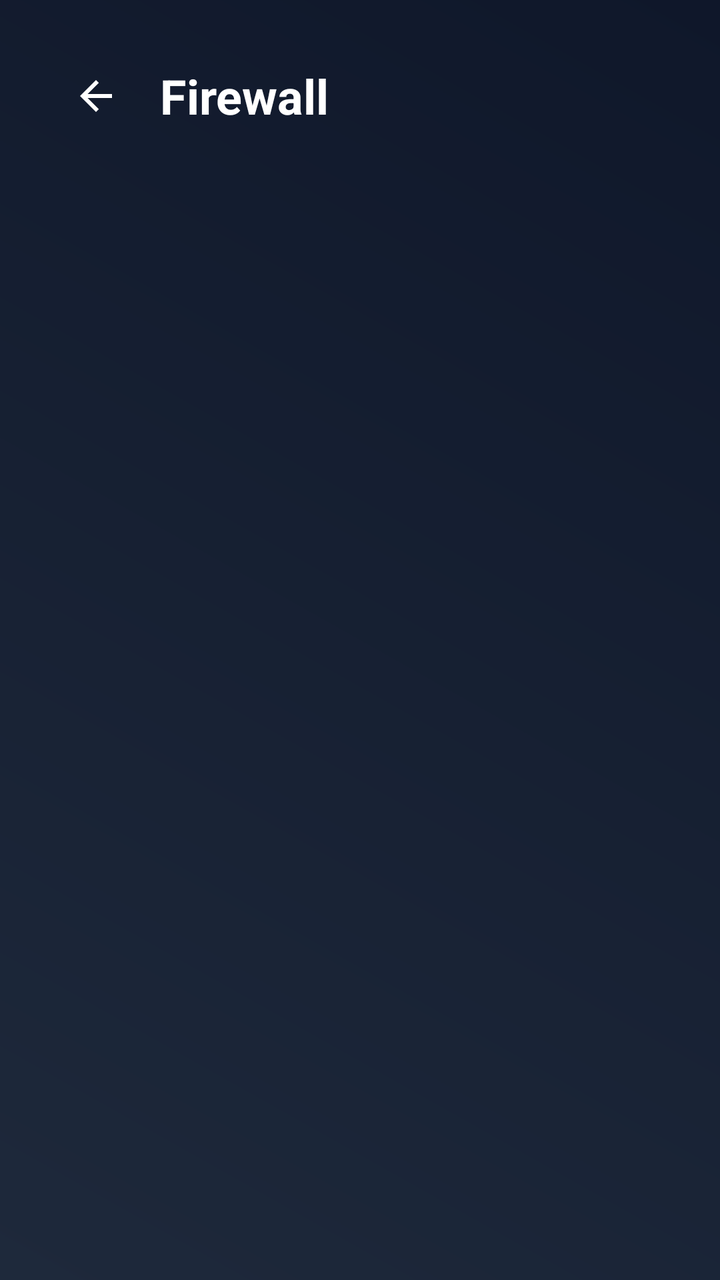
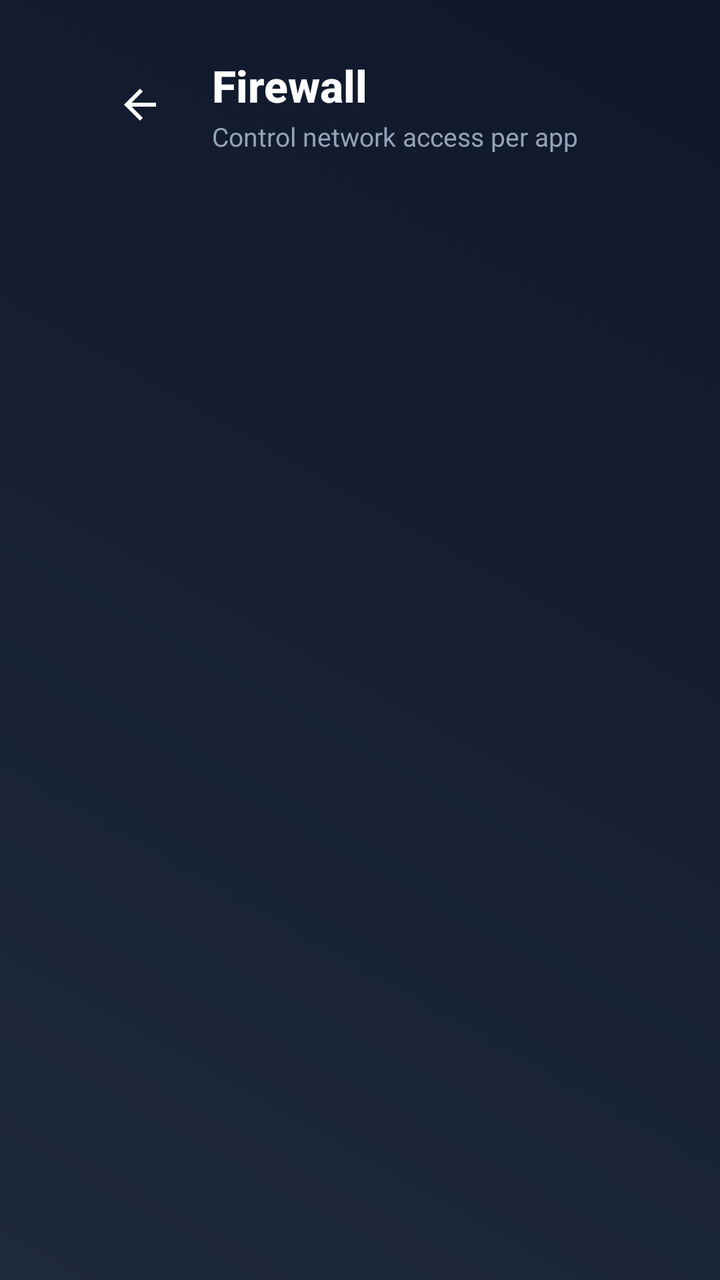

An Android layout rendered at two revisions. The XML below is the earlier revision; the diff shows what the commit changed to produce the second picture.
<!-- AndroidManifest.xml: activity theme Theme.VortexTV -->
<!-- res/layout/activity_firewall.xml -->
<?xml version="1.0" encoding="utf-8"?>
<androidx.constraintlayout.widget.ConstraintLayout xmlns:android="http://schemas.android.com/apk/res/android"
    xmlns:app="http://schemas.android.com/apk/res-auto"
    xmlns:tools="http://schemas.android.com/tools"
    android:layout_width="match_parent"
    android:layout_height="match_parent"
    android:background="@drawable/bg_main"
    android:padding="24dp">

    
    <LinearLayout
        android:id="@+id/headerContainer"
        android:layout_width="match_parent"
        android:layout_height="wrap_content"
        android:orientation="horizontal"
        android:gravity="center_vertical"
        android:paddingBottom="16dp"
        app:layout_constraintStart_toStartOf="parent"
        app:layout_constraintTop_toTopOf="parent">

        <ImageButton
            android:id="@+id/btnClose"
            android:layout_width="48dp"
            android:layout_height="48dp"
            android:background="?attr/selectableItemBackgroundBorderless"
            android:src="@drawable/ic_arrow_back"
            app:tint="@color/white"
            android:contentDescription="@string/action_close" />

        <TextView
            android:layout_width="wrap_content"
            android:layout_height="wrap_content"
            android:text="@string/title_firewall"
            android:textColor="@color/white"
            android:textSize="24sp"
            android:textStyle="bold"
            android:layout_marginStart="8dp" />



    </LinearLayout>

    <androidx.viewpager2.widget.ViewPager2
        android:id="@+id/viewPager"
        android:layout_width="0dp"
        android:layout_height="0dp"
        android:layout_marginTop="8dp"
        android:visibility="gone"
        app:layout_constraintTop_toBottomOf="@id/headerContainer"
        app:layout_constraintBottom_toBottomOf="parent"
        app:layout_constraintStart_toStartOf="parent"
        app:layout_constraintEnd_toEndOf="parent" />

    
    <androidx.recyclerview.widget.RecyclerView
        android:id="@+id/rvFirewallApps"
        android:layout_width="0dp"
        android:layout_height="0dp"
        android:layout_marginTop="16dp"
        android:clipToPadding="false"
        android:focusable="true"
        android:nextFocusUp="@id/btnClose"
        app:layout_constraintTop_toBottomOf="@id/headerContainer"
        app:layout_constraintBottom_toTopOf="@id/bannerContainer"
        app:layout_constraintStart_toStartOf="parent"
        app:layout_constraintEnd_toEndOf="parent" />

    
    <androidx.recyclerview.widget.RecyclerView
        android:id="@+id/rvLogs"
        android:layout_width="0dp"
        android:layout_height="0dp"
        android:layout_marginTop="16dp"
        android:clipToPadding="false"
        android:focusable="true"
        android:visibility="gone"
        app:layout_constraintTop_toBottomOf="@id/headerContainer"
        app:layout_constraintBottom_toTopOf="@id/bannerContainer"
        app:layout_constraintStart_toStartOf="parent"
        app:layout_constraintEnd_toEndOf="parent" />

    
    <TextView
        android:id="@+id/tvNoLogs"
        android:layout_width="wrap_content"
        android:layout_height="wrap_content"
        android:text="@string/no_logs_found"
        android:textColor="#64748B"
        android:textSize="16sp"
        android:visibility="gone"
        app:layout_constraintTop_toBottomOf="@id/headerContainer"
        app:layout_constraintBottom_toTopOf="@id/bannerContainer"
        app:layout_constraintStart_toStartOf="parent"
        app:layout_constraintEnd_toEndOf="parent" />

    
    <RelativeLayout
        android:id="@+id/bannerContainer"
        android:layout_width="wrap_content"
        android:layout_height="wrap_content"
        android:layout_marginBottom="8dp"
        android:gravity="center"
        app:layout_constraintBottom_toBottomOf="parent"
        app:layout_constraintEnd_toEndOf="parent"
        app:layout_constraintStart_toStartOf="parent" />

    
    <ProgressBar
        android:id="@+id/progressBar"
        android:layout_width="wrap_content"
        android:layout_height="wrap_content"
        android:indeterminateTint="@color/accent_color"
        android:visibility="gone"
        app:layout_constraintBottom_toBottomOf="parent"
        app:layout_constraintEnd_toEndOf="parent"
        app:layout_constraintStart_toStartOf="parent"
        app:layout_constraintTop_toTopOf="parent" />

</androidx.constraintlayout.widget.ConstraintLayout>
<!-- resources referenced by this layout -->
<resources>
  <color name="accent_color">#6366F1</color>
  <color name="white">#FFFFFFFF</color>
  <!-- drawable bg_main (drawable) -->
  <?xml version="1.0" encoding="utf-8"?>
  <shape xmlns:android="http://schemas.android.com/apk/res/android"
      android:shape="rectangle">
      <gradient
          android:angle="45"
          android:endColor="@color/primary_dark"
          android:startColor="@color/primary_light"
          android:type="linear" />
  </shape>
  <!-- drawable ic_arrow_back (drawable) -->
  <vector xmlns:android="http://schemas.android.com/apk/res/android"
      android:width="24dp"
      android:height="24dp"
      android:viewportWidth="24.0"
      android:viewportHeight="24.0">
      <path
          android:fillColor="#FFFFFFFF"
          android:pathData="M20,11H7.83l5.59,-5.59L12,4l-8,8 8,8 1.41,-1.41L7.83,13H20v-2z"/>
  </vector>
  <string name="action_close">Close</string>
  <string name="no_logs_found">No connection logs found</string>
  <string name="title_firewall">Firewall</string>
  <style name="Theme.VortexTV" parent="Theme.MaterialComponents.DayNight.NoActionBar">
          
          <item name="colorPrimary">@color/accent_color</item>
          <item name="colorPrimaryVariant">@color/accent_focus</item>
          <item name="colorOnPrimary">@color/white</item>
          
          <item name="colorSecondary">@color/teal_200</item>
          <item name="colorSecondaryVariant">@color/teal_700</item>
          <item name="colorOnSecondary">@color/black</item>
          
          
          <item name="android:statusBarColor">@color/primary_dark</item>
          <item name="android:windowBackground">@drawable/bg_main</item>
      </style>
  <color name="primary_dark">#0F172A</color>
  <color name="primary_light">#1E293B</color>
  <color name="accent_focus">#818CF8</color>
  <color name="teal_200">#03DAC5</color>
  <color name="teal_700">#018786</color>
  <color name="black">#FF000000</color>
</resources>

<!-- the commit's change to res/layout/activity_firewall.xml (unified diff, before → after) -->
@@ -1,11 +1,15 @@
 <?xml version="1.0" encoding="utf-8"?>
-<androidx.constraintlayout.widget.ConstraintLayout xmlns:android="http://schemas.android.com/apk/res/android"
+<androidx.constraintlayout.widget.ConstraintLayout 
+    xmlns:android="http://schemas.android.com/apk/res/android"
     xmlns:app="http://schemas.android.com/apk/res-auto"
     xmlns:tools="http://schemas.android.com/tools"
     android:layout_width="match_parent"
     android:layout_height="match_parent"
     android:background="@drawable/bg_main"
-    android:padding="24dp">
+    android:paddingStart="48dp"
+    android:paddingEnd="48dp"
+    android:paddingTop="28dp"
+    android:paddingBottom="24dp">
 
     
     <LinearLayout
@@ -14,29 +18,45 @@
         android:layout_height="wrap_content"
         android:orientation="horizontal"
         android:gravity="center_vertical"
-        android:paddingBottom="16dp"
+        android:paddingBottom="12dp"
         app:layout_constraintStart_toStartOf="parent"
         app:layout_constraintTop_toTopOf="parent">
 
         <ImageButton
             android:id="@+id/btnClose"
-            android:layout_width="48dp"
-            android:layout_height="48dp"
+            android:layout_width="44dp"
+            android:layout_height="44dp"
             android:background="?attr/selectableItemBackgroundBorderless"
             android:src="@drawable/ic_arrow_back"
             app:tint="@color/white"
-            android:contentDescription="@string/action_close" />
+            android:contentDescription="@string/action_close"
+            android:focusable="true"
+            android:nextFocusDown="@id/rvFirewallApps" />
 
-        <TextView
-            android:layout_width="wrap_content"
+        <LinearLayout
+            android:layout_width="0dp"
             android:layout_height="wrap_content"
-            android:text="@string/title_firewall"
-            android:textColor="@color/white"
-            android:textSize="24sp"
-            android:textStyle="bold"
-            android:layout_marginStart="8dp" />
+            android:layout_weight="1"
+            android:layout_marginStart="14dp"
+            android:orientation="vertical">
 
+            <TextView
+                android:layout_width="wrap_content"
+                android:layout_height="wrap_content"
+                android:text="@string/title_firewall"
+                android:textColor="@color/white"
+                android:textSize="22sp"
+                android:textStyle="bold"
+                android:fontFamily="sans-serif-medium" />
 
+            <TextView
+                android:layout_width="wrap_content"
+                android:layout_height="wrap_content"
+                android:text="@string/firewall_subtitle"
+                android:textColor="#94A3B8"
+                android:textSize="13sp"
+                android:layout_marginTop="2dp" />
+        </LinearLayout>
 
     </LinearLayout>
 
@@ -56,9 +76,10 @@
         android:id="@+id/rvFirewallApps"
         android:layout_width="0dp"
         android:layout_height="0dp"
-        android:layout_marginTop="16dp"
+        android:layout_marginTop="12dp"
         android:clipToPadding="false"
         android:focusable="true"
+        android:descendantFocusability="afterDescendants"
         android:nextFocusUp="@id/btnClose"
         app:layout_constraintTop_toBottomOf="@id/headerContainer"
         app:layout_constraintBottom_toTopOf="@id/bannerContainer"
@@ -70,7 +91,7 @@
         android:id="@+id/rvLogs"
         android:layout_width="0dp"
         android:layout_height="0dp"
-        android:layout_marginTop="16dp"
+        android:layout_marginTop="12dp"
         android:clipToPadding="false"
         android:focusable="true"
         android:visibility="gone"
@@ -98,7 +119,7 @@
         android:id="@+id/bannerContainer"
         android:layout_width="wrap_content"
         android:layout_height="wrap_content"
-        android:layout_marginBottom="8dp"
+        android:layout_marginBottom="4dp"
         android:gravity="center"
         app:layout_constraintBottom_toBottomOf="parent"
         app:layout_constraintEnd_toEndOf="parent"
@@ -107,8 +128,8 @@
     
     <ProgressBar
         android:id="@+id/progressBar"
-        android:layout_width="wrap_content"
-        android:layout_height="wrap_content"
+        android:layout_width="40dp"
+        android:layout_height="40dp"
         android:indeterminateTint="@color/accent_color"
         android:visibility="gone"
         app:layout_constraintBottom_toBottomOf="parent"
<!-- resource entries referenced after the edit -->
@@ -23,6 +23,7 @@
           android:pathData="M20,11H7.83l5.59,-5.59L12,4l-8,8 8,8 1.41,-1.41L7.83,13H20v-2z"/>
   </vector>
   <string name="action_close">Close</string>
+  <string name="firewall_subtitle">Control network access per app</string>
   <string name="no_logs_found">No connection logs found</string>
   <string name="title_firewall">Firewall</string>
   <style name="Theme.VortexTV" parent="Theme.MaterialComponents.DayNight.NoActionBar">
